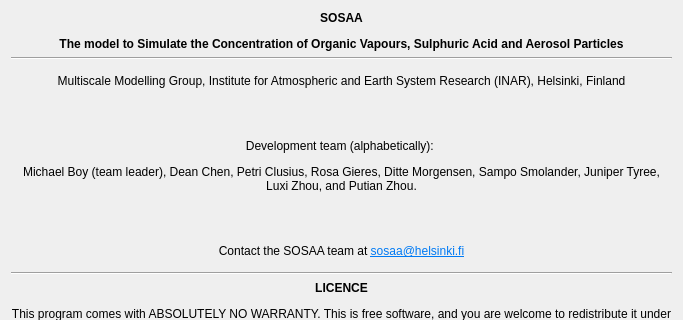
This is sosaa_gui/layouts/about.ui in juntyr/sosaa-gui as Qt 5 draws it before an edit; both pictures show x 0 to 683 and y 0 to 320 of the 683 by 509 pixel window. The edited form follows.
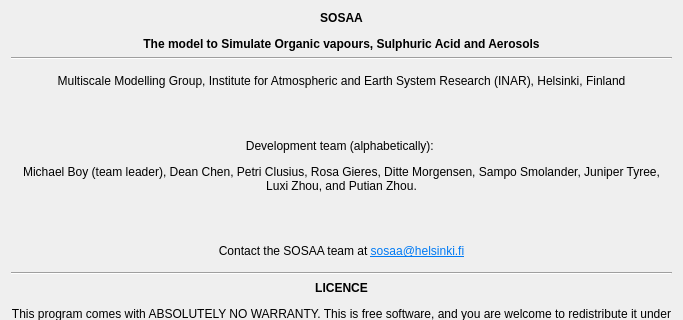
This is the edited form.

Commit message: Polished the SOSAA GUI icons

Patch:
```diff
--- a/sosaa_gui/layouts/about.ui
+++ b/sosaa_gui/layouts/about.ui
@@ -17,7 +17,7 @@
    <item>
     <widget class="QLabel" name="label">
      <property name="text">
-      <string>&lt;html&gt;&lt;head/&gt;&lt;body&gt;&lt;p align=&quot;center&quot;&gt;&lt;span style=&quot; font-weight:700;&quot;&gt;SOSAA&lt;/span&gt;&lt;/p&gt;&lt;p align=&quot;center&quot;&gt;&lt;span style=&quot; font-weight:700;&quot;&gt;The model to Simulate the Concentration of Organic Vapours, Sulphuric Acid and Aerosol Particles&lt;/span&gt;&lt;/p&gt;&lt;/body&gt;&lt;/html&gt;</string>
+      <string>&lt;html&gt;&lt;head/&gt;&lt;body&gt;&lt;p align=&quot;center&quot;&gt;&lt;span style=&quot; font-weight:700;&quot;&gt;SOSAA&lt;/span&gt;&lt;/p&gt;&lt;p align=&quot;center&quot;&gt;&lt;span style=&quot; font-weight:700;&quot;&gt;The model to Simulate Organic vapours, Sulphuric Acid and Aerosols&lt;/span&gt;&lt;/p&gt;&lt;/body&gt;&lt;/html&gt;</string>
      </property>
      <property name="wordWrap">
       <bool>true</bool>
```
The commit also changes 12 other files.
